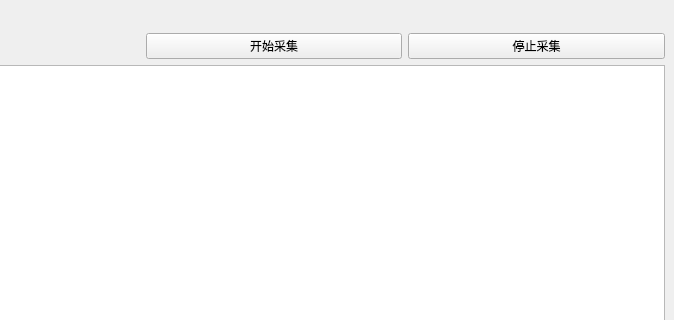
Above: day06/QtHello/mainwindow.ui from clevalier/cppAndQtFastLearning before the change; both pictures show x 126 to 800 and y 0 to 320 of the 800 by 600 pixel window. Below: the same form after it.
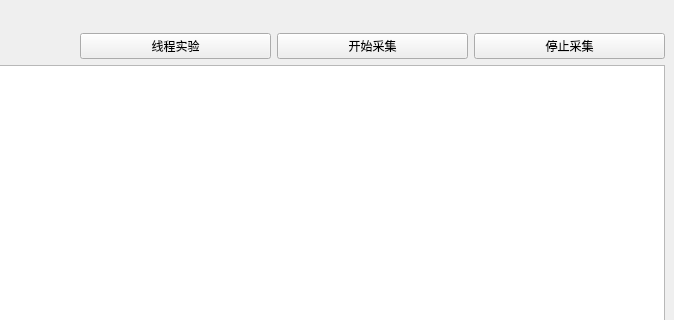
That is the form after the change.

Commit message: 把阻塞/耗时采集逻辑放到工作线程

The edit to the form file:
```diff
--- a/day06/QtHello/mainwindow.ui
+++ b/day06/QtHello/mainwindow.ui
@@ -31,6 +31,13 @@
         </property>
        </widget>
       </item>
+      <item>
+       <widget class="QPushButton" name="threadTestButton">
+        <property name="text">
+         <string>线程实验</string>
+        </property>
+       </widget>
+      </item>
       <item>
        <widget class="QPushButton" name="startButton">
         <property name="text">
```
The commit also changes 7 other files.
